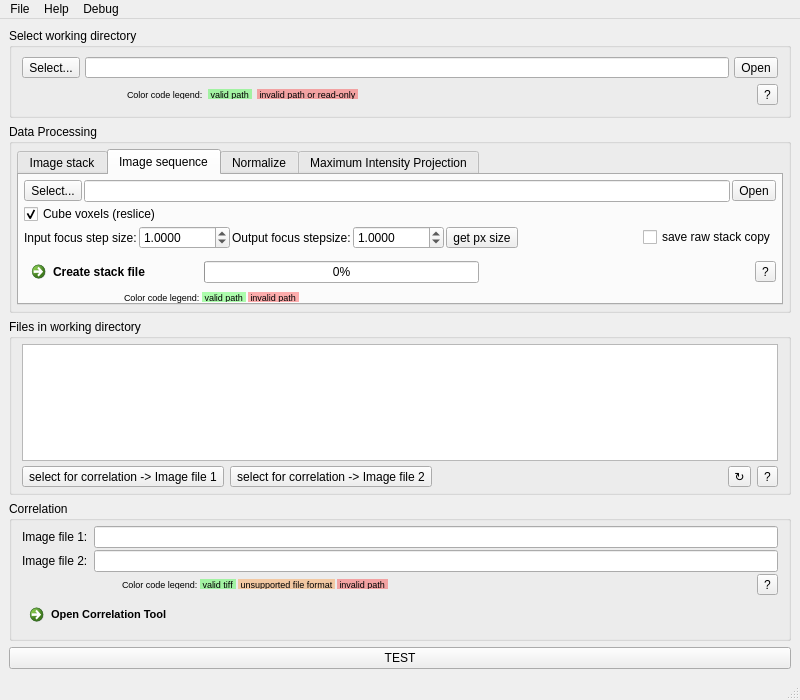
First picture: the form in TDCT_main.ui, repository coraxx/3DCT, before the edit.
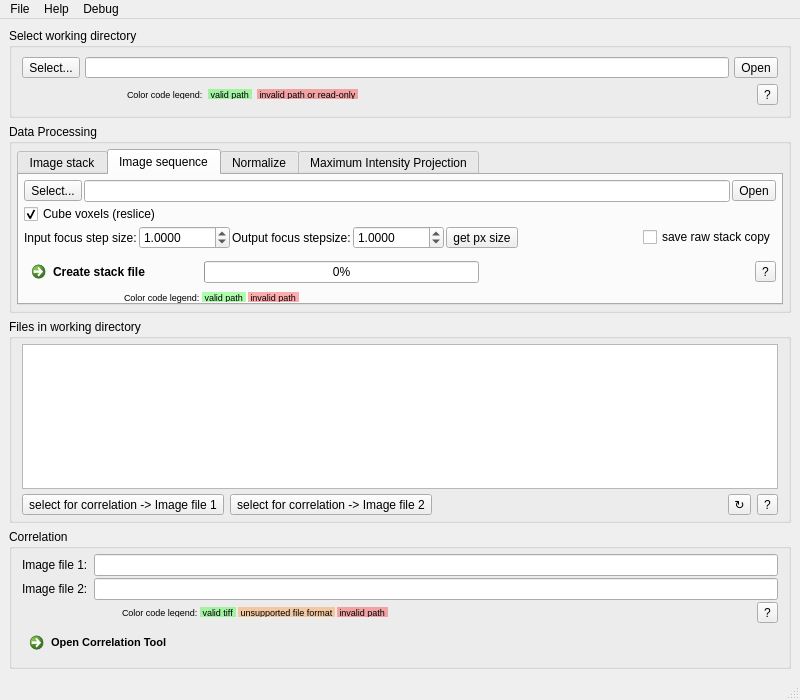
Second picture: the form after the edit. Icons and pictures are not drawn. Custom widgets are drawn as their Qt base class.

Commit message: - fixed double close() call of correlation widget in case of external call - fixed RGB tiff imread

The edit to the form file:
```diff
--- a/TDCT_main.ui
+++ b/TDCT_main.ui
@@ -1755,13 +1755,6 @@
       </layout>
      </widget>
     </item>
-    <item>
-     <widget class="QPushButton" name="testButton">
-      <property name="text">
-       <string>TEST</string>
-      </property>
-     </widget>
-    </item>
    </layout>
   </widget>
   <widget class="QMenuBar" name="menubar">
```
The commit also changes 7 other files.
